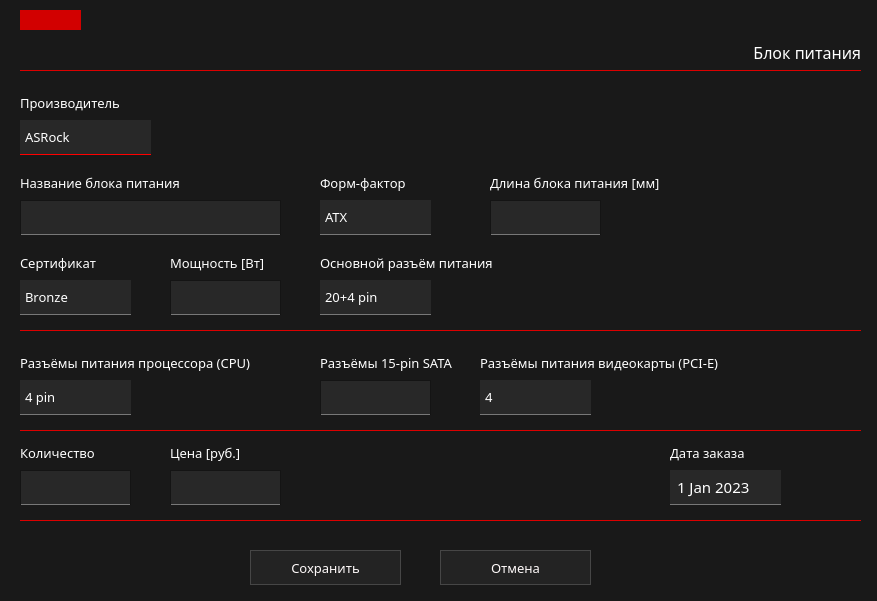
Before: the Qt Designer form ui/add/addChPowerWidg.ui in marginalprog/git_pcconf, drawn with Qt 5.
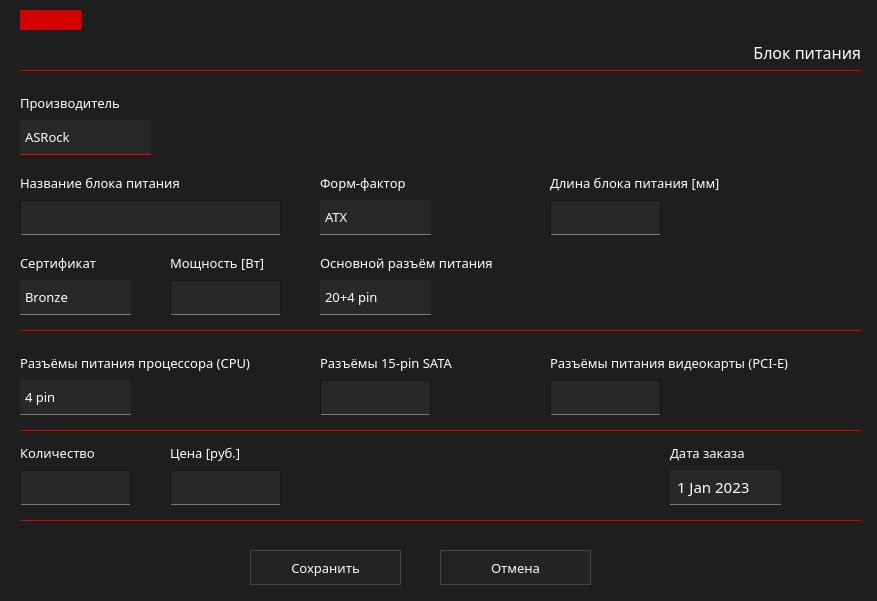
After: the same form once the commit is applied. Icons and pictures are not drawn.

Diff of the .ui file:
```diff
--- a/ui/add/addChPowerWidg.ui
+++ b/ui/add/addChPowerWidg.ui
@@ -16,7 +16,7 @@
   <property name="styleSheet">
    <string notr="true">QWidget
 {
-    background: rgb(25, 25, 25);
+    background: rgb(30, 30, 30);
 	color: white;
 }
 </string>
@@ -641,7 +641,7 @@
   <widget class="QLabel" name="lbPinPcie">
    <property name="geometry">
     <rect>
-     <x>480</x>
+     <x>550</x>
      <y>350</y>
      <width>271</width>
      <height>25</height>
@@ -962,119 +962,6 @@
     <string>Сертификат</string>
    </property>
   </widget>
-  <widget class="QComboBox" name="cbPinPcie">
-   <property name="geometry">
-    <rect>
-     <x>480</x>
-     <y>380</y>
-     <width>111</width>
-     <height>35</height>
-    </rect>
-   </property>
-   <property name="font">
-    <font>
-     <family>Montserrat Medium</family>
-     <pointsize>10</pointsize>
-    </font>
-   </property>
-   <property name="styleSheet">
-    <string notr="true">QComboBox{
-	background-color: rgb(40,40,40);
-	border: 1px;
-	border-bottom: 1px solid rgb(120,120,120);
-	padding-left: 5px;
-	selection-background-color: rgb(105, 0, 0);
-}
-
-QComboBox QListView{
-	border: 1px solid red;
-	padding-left: 5px;
-	selection-background-color: rgb(105, 0, 0);
-}
-
-QComboBox:hover{
-	background-color: rgb(55,55,55);
-	border-bottom: 1px solid red;
-}
-
-QComboBox::down-arrow:hover {
-border-image: url(&quot;E:/pcconf/images/down-arrow.png&quot;);
-width: 17px;
-height: 17px;
-margin-right: 5px;
-}
-
-QComboBox::drop-down{
-border: 0px;
-}
-
-QComboBox::down-arrow {
-border-image: url(&quot;E:/pcconf/images/down-arrow-gray.png&quot;);
-width: 17px;
-height: 17px;
-margin-right: 5px;
-}
-
-QComboBox::down-arrow:on {
-	border-image: url(&quot;E:/pcconf/images/up-arrow.png&quot;);
-	width: 17px;
-	height: 17px;
-	margin-right: 5px;
-}
-
-QComboBox:on{
-border: 2px solid rgb(100,0,0);
-}
-
-QComboBox QAbstractItemView {
-	background: rgb(250, 250, 250);
-	border-width: 1px;
-	border-style: solid;
-	border-color: rgb(235, 235, 235);
-	selection-background-color: rgb(240, 240, 240);
-	selection-color: rgb(25, 25, 25);
-}
-</string>
-   </property>
-   <property name="editable">
-    <bool>false</bool>
-   </property>
-   <property name="iconSize">
-    <size>
-     <width>20</width>
-     <height>20</height>
-    </size>
-   </property>
-   <property name="duplicatesEnabled">
-    <bool>false</bool>
-   </property>
-   <property name="frame">
-    <bool>false</bool>
-   </property>
-   <property name="modelColumn">
-    <number>0</number>
-   </property>
-   <item>
-    <property name="text">
-     <string>4</string>
-    </property>
-   </item>
-   <item>
-    <property name="text">
-     <string>3</string>
-    </property>
-   </item>
-   <item>
-    <property name="text">
-     <string>2</string>
-    </property>
-   </item>
-   <item>
-    <property name="text">
-     <string>1</string>
-    </property>
-   </item>
-  </widget>
   <widget class="QLineEdit" name="leKol">
    <property name="geometry">
     <rect>
@@ -1476,7 +1363,7 @@
   <widget class="QLabel" name="lbLenPower">
    <property name="geometry">
     <rect>
-     <x>490</x>
+     <x>550</x>
      <y>170</y>
      <width>191</width>
      <height>25</height>
@@ -1498,7 +1385,7 @@
   <widget class="QLineEdit" name="leLenPower">
    <property name="geometry">
     <rect>
-     <x>490</x>
+     <x>550</x>
      <y>200</y>
      <width>111</width>
      <height>35</height>
@@ -1528,6 +1415,39 @@
     <string/>
    </property>
   </widget>
+  <widget class="QLineEdit" name="lePinPcie">
+   <property name="geometry">
+    <rect>
+     <x>550</x>
+     <y>380</y>
+     <width>111</width>
+     <height>35</height>
+    </rect>
+   </property>
+   <property name="font">
+    <font>
+     <family>Montserrat Medium</family>
+     <pointsize>10</pointsize>
+    </font>
+   </property>
+   <property name="styleSheet">
+    <string notr="true">QLineEdit{
+	padding-left: 5px;
+	border: 1px solid rgb(20,20,20);
+	background-color: rgb(40,40,40);
+	border-bottom: 1px solid  rgb(120,120,120);
+	selection-background-color: rgb(105, 0, 0);
+}
+
+QLineEdit:hover{
+	background-color: rgb(55,55,55);
+	border-bottom: 1px solid  red;
+}</string>
+   </property>
+   <property name="inputMask">
+    <string/>
+   </property>
+  </widget>
   <zorder>line_3</zorder>
   <zorder>lbPinCpu</zorder>
   <zorder>btnSave</zorder>
```
Left out of the diff: 6 changed lines with no effect on the pictures.
